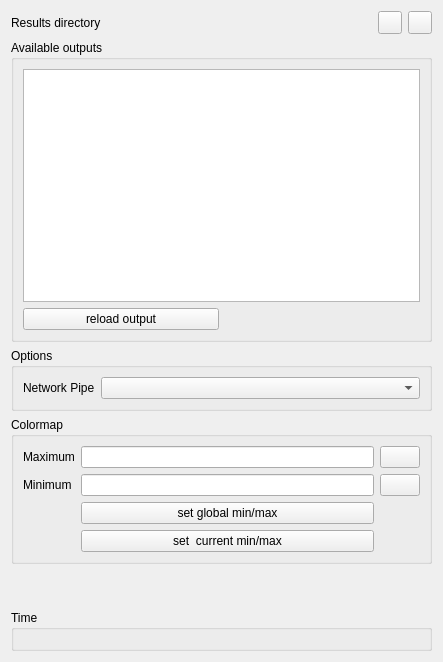
ghorwin/SIM-VICUS, file SIM-VICUS/src/SVPropResultsWidget.ui: the form before one commit.
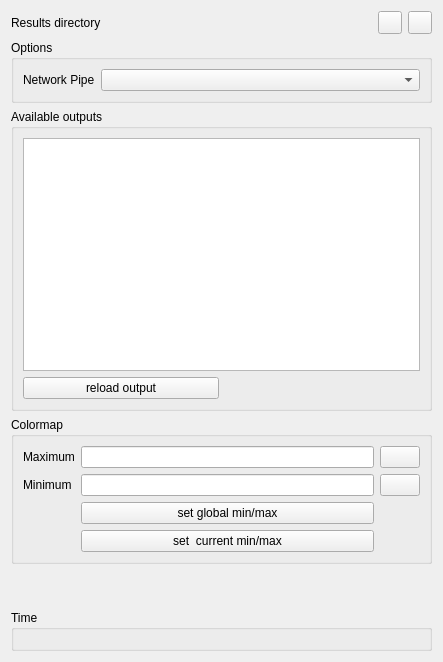
The form after the commit. Icons and pictures are not drawn. Custom widgets are drawn as their Qt base class.

```diff
--- a/SIM-VICUS/src/SVPropResultsWidget.ui
+++ b/SIM-VICUS/src/SVPropResultsWidget.ui
@@ -59,7 +59,26 @@
     </layout>
    </item>
    <item>
-    <widget class="QGroupBox" name="groupBox">
+    <widget class="QGroupBox" name="groupBoxNetworkOptions">
+     <property name="title">
+      <string>Options</string>
+     </property>
+     <layout class="QFormLayout" name="formLayout_2">
+      <item row="0" column="0">
+       <widget class="QLabel" name="label_2">
+        <property name="text">
+         <string>Network Pipe</string>
+        </property>
+       </widget>
+      </item>
+      <item row="0" column="1">
+       <widget class="QComboBox" name="comboBoxPipeType"/>
+      </item>
+     </layout>
+    </widget>
+   </item>
+   <item>
+    <widget class="QGroupBox" name="groupBoxAvailableOutputs">
      <property name="title">
       <string>Available outputs</string>
      </property>
@@ -96,26 +115,7 @@
     </widget>
    </item>
    <item>
-    <widget class="QGroupBox" name="groupBoxNetworkOptions">
-     <property name="title">
-      <string>Options</string>
-     </property>
-     <layout class="QFormLayout" name="formLayout_2">
-      <item row="0" column="0">
-       <widget class="QLabel" name="label_2">
-        <property name="text">
-         <string>Network Pipe</string>
-        </property>
-       </widget>
-      </item>
-      <item row="0" column="1">
-       <widget class="QComboBox" name="comboBoxPipeType"/>
-      </item>
-     </layout>
-    </widget>
-   </item>
-   <item>
-    <widget class="QGroupBox" name="groupBox_2">
+    <widget class="QGroupBox" name="groupBoxColormap">
      <property name="title">
       <string>Colormap</string>
      </property>
```
Left out of the diff: 2 changed lines with no effect on the pictures.
